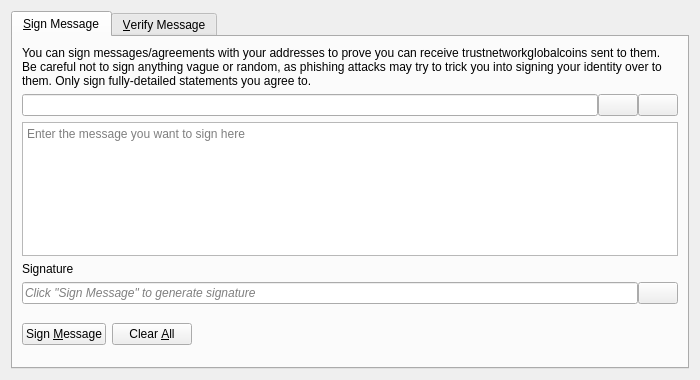
Qt form src/qt/forms/signverifymessagedialog.ui (tngc-one/tngcoin) before a commit.
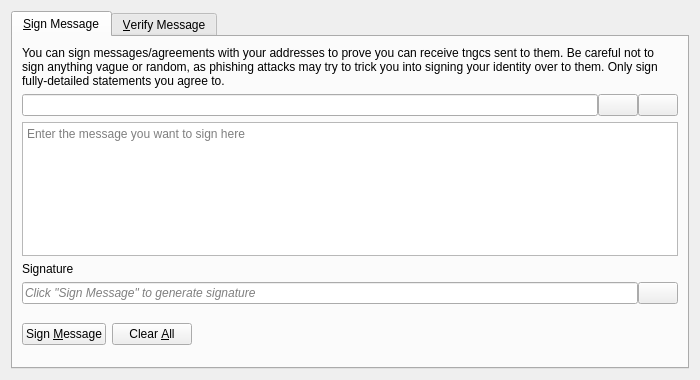
The same form after that commit. Icons and pictures are not drawn. Custom widgets are drawn as their Qt base class.

Commit message: tngc coin creation

```diff
--- a/src/qt/forms/signverifymessagedialog.ui
+++ b/src/qt/forms/signverifymessagedialog.ui
@@ -30,7 +30,7 @@
        <item>
         <widget class="QLabel" name="infoLabel_SM">
          <property name="text">
-          <string>You can sign messages/agreements with your addresses to prove you can receive trustnetworkglobalcoins sent to them. Be careful not to sign anything vague or random, as phishing attacks may try to trick you into signing your identity over to them. Only sign fully-detailed statements you agree to.</string>
+          <string>You can sign messages/agreements with your addresses to prove you can receive tngcs sent to them. Be careful not to sign anything vague or random, as phishing attacks may try to trick you into signing your identity over to them. Only sign fully-detailed statements you agree to.</string>
          </property>
          <property name="textFormat">
           <enum>Qt::PlainText</enum>
```
Left out of the diff: 26 changed lines with no effect on the pictures. The commit also changes 2359 other files.
